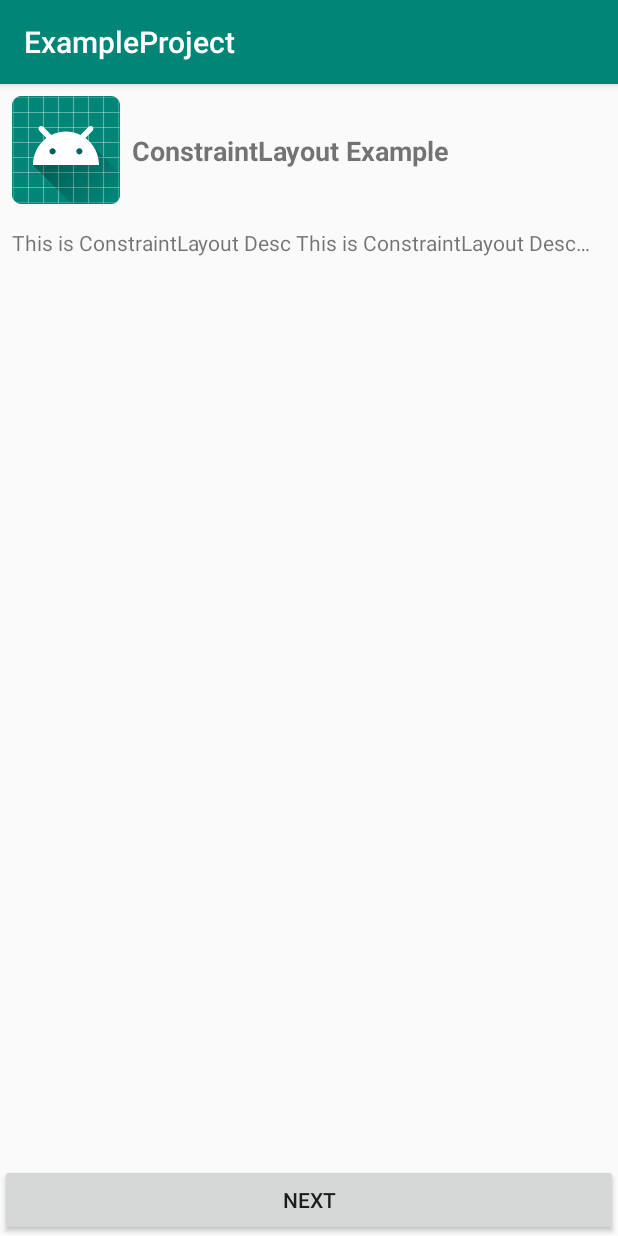
After one commit to MDLicht/ExampleProject, an Android app: the ConstraintLayoutActivity screen opened directly, with no data from a screen before it, on a phone screen of 412 x 824 dp. The commit adds this screen. Run offline under Robolectric (Android 15) with nearby library versions, the light colour scheme and no system bars; our stand-ins replace data binding.

Commit message:
ConstraintLayout animation with ConstraintSet

```diff
--- a/app/src/main/AndroidManifest.xml
+++ b/app/src/main/AndroidManifest.xml
@@ -39,6 +39,8 @@
         </activity>
         <activity android:name=".recyclerviewwithad.activity.RecyclerViewWithAdActivity">
         </activity>
+        <activity android:name=".constraintlayout.activity.ConstraintLayoutActivity">
+        </activity>
     </application>
 
 </manifest>
--- /dev/null
+++ b/app/src/main/java/com/mdlicht/zb/exampleproject/constraintlayout/activity/ConstraintLayoutActivity.kt
@@ -0,0 +1,56 @@
+package com.mdlicht.zb.exampleproject.constraintlayout.activity
+
+import android.arch.lifecycle.Observer
+import android.arch.lifecycle.ViewModelProviders
+import android.databinding.DataBindingUtil
+import android.support.v7.app.AppCompatActivity
+import android.os.Bundle
+import android.support.constraint.ConstraintSet
+import android.support.v7.widget.LinearLayoutManager
+import android.transition.TransitionManager
+import android.view.View
+import android.widget.Toast
+import com.mdlicht.zb.exampleproject.R
+import com.mdlicht.zb.exampleproject.constraintlayout.adapter.ConstraintLayoutRecyclerAdapter
+import com.mdlicht.zb.exampleproject.constraintlayout.viewmodel.ConstraintViewModel
+import com.mdlicht.zb.exampleproject.databinding.ActivityConstraintLayoutBinding
+
+class ConstraintLayoutActivity : AppCompatActivity() {
+    lateinit var binding: ActivityConstraintLayoutBinding
+    var constraintToggle: Boolean = false
+
+    val bigConstraintSet: ConstraintSet by lazy {
+        ConstraintSet().apply {
+            load(this@ConstraintLayoutActivity, R.layout.activity_constraint_layout_2)
+        }
+    }
+    val normalConstraintSet: ConstraintSet by lazy {
+        ConstraintSet().apply {
+            load(this@ConstraintLayoutActivity, R.layout.activity_constraint_layout)
+        }
+    }
+    val rvAdapter: ConstraintLayoutRecyclerAdapter by lazy {
+        ConstraintLayoutRecyclerAdapter()
+    }
+
+    override fun onCreate(savedInstanceState: Bundle?) {
+        super.onCreate(savedInstanceState)
+        binding = DataBindingUtil.setContentView(this, R.layout.activity_constraint_layout)
+        binding.vm = ViewModelProviders.of(this).get(ConstraintViewModel::class.java)
+        binding.vm!!.nextClick.observe(this, Observer {
+            if (it!!) {
+                Toast.makeText(this, R.string.constraintlayout_msg_final_step, Toast.LENGTH_SHORT).show()
+            } else {
+                TransitionManager.beginDelayedTransition(binding.constraintLayout)
+                bigConstraintSet.applyTo(binding.constraintLayout)
+                binding.rvContents.adapter = rvAdapter
+            }
+        })
+        binding.vm!!.cancelClick.observe(this, Observer {
+            TransitionManager.beginDelayedTransition(binding.constraintLayout)
+            normalConstraintSet.applyTo(binding.constraintLayout)
+            binding.rvContents.adapter = null
+        })
+        binding.rvContents.layoutManager = LinearLayoutManager(this)
+    }
+}
--- /dev/null
+++ b/app/src/main/java/com/mdlicht/zb/exampleproject/constraintlayout/viewmodel/ConstraintViewModel.kt
@@ -0,0 +1,22 @@
+package com.mdlicht.zb.exampleproject.constraintlayout.viewmodel
+
+import android.arch.lifecycle.MutableLiveData
+import android.arch.lifecycle.ViewModel
+import android.databinding.ObservableBoolean
+import android.view.View
+
+class ConstraintViewModel : ViewModel() {
+    val nextClick: MutableLiveData<Boolean> = MutableLiveData()
+    val cancelClick: MutableLiveData<Boolean> = MutableLiveData()
+    val isNextStep: ObservableBoolean = ObservableBoolean(false)
+
+    fun onNextClick(view: View, isCancelDisplay: Boolean) {
+        isNextStep.set(true)
+        nextClick.postValue(isCancelDisplay)
+    }
+
+    fun onCancelClick(view: View) {
+        isNextStep.set(false)
+        cancelClick.postValue(true)
+    }
+}
--- a/app/src/main/java/com/mdlicht/zb/exampleproject/main/viewmodel/ItemMainViewModel.kt
+++ b/app/src/main/java/com/mdlicht/zb/exampleproject/main/viewmodel/ItemMainViewModel.kt
@@ -4,6 +4,7 @@ import android.arch.lifecycle.ViewModel
 import android.content.Intent
 import android.view.View
 import com.mdlicht.zb.exampleproject.R
+import com.mdlicht.zb.exampleproject.constraintlayout.activity.ConstraintLayoutActivity
 import com.mdlicht.zb.exampleproject.databinding.activity.DatabindingExampleActivity
 import com.mdlicht.zb.exampleproject.googlemap.activity.GoogleMapActivity
 import com.mdlicht.zb.exampleproject.recyclerviewwithad.activity.RecyclerViewWithAdActivity
@@ -33,6 +34,9 @@ class ItemMainViewModel : ViewModel() {
             context.getString(R.string.item_title_recyclerview_with_ad) -> {
                 context.startActivity(Intent(context, RecyclerViewWithAdActivity::class.java))
             }
+            context.getString(R.string.item_title_constraintlayout) -> {
+                context.startActivity(Intent(context, ConstraintLayoutActivity::class.java))
+            }
         }
     }
 }
--- /dev/null
+++ b/app/src/main/res/layout/activity_constraint_layout.xml
@@ -0,0 +1,66 @@
+<?xml version="1.0" encoding="utf-8"?>
+<layout
+        xmlns:android="http://schemas.android.com/apk/res/android"
+        xmlns:app="http://schemas.android.com/apk/res-auto" xmlns:tools="http://schemas.android.com/tools">
+    <data>
+        <variable name="vm" type="com.mdlicht.zb.exampleproject.constraintlayout.viewmodel.ConstraintViewModel"/>
+        <import type="android.view.View"/>
+        <import type="android.text.TextUtils.TruncateAt"/>
+    </data>
+    <android.support.constraint.ConstraintLayout
+            android:id="@+id/constraintLayout"
+            android:layout_width="match_parent"
+            android:layout_height="match_parent"
+            tools:context=".constraintlayout.activity.ConstraintLayoutActivity">
+
+        <ImageView
+                android:layout_width="wrap_content"
+                android:layout_height="wrap_content" app:srcCompat="@mipmap/ic_launcher"
+                android:id="@+id/ivImg"
+                app:layout_constraintStart_toStartOf="parent" android:layout_marginStart="8dp"
+                android:layout_marginTop="8dp" app:layout_constraintTop_toTopOf="parent"/>
+        <TextView
+                android:text="@string/constraintlayout_title"
+                android:layout_width="0dp"
+                android:layout_height="wrap_content"
+                android:id="@+id/tvTitle"
+                android:layout_marginStart="8dp" app:layout_constraintStart_toEndOf="@+id/ivImg"
+                app:layout_constraintTop_toTopOf="@+id/ivImg"
+                app:layout_constraintBottom_toBottomOf="@+id/ivImg" app:layout_constraintEnd_toEndOf="parent"
+                android:layout_marginEnd="8dp" android:textStyle="bold" android:textSize="18sp"/>
+        <TextView
+                android:text="@string/constraintlayout_description"
+                android:layout_width="0dp"
+                android:layout_height="wrap_content"
+                android:singleLine="@{!vm.isNextStep}"
+                android:ellipsize="end"
+                android:id="@+id/tvDesc" android:layout_marginTop="16dp"
+                app:layout_constraintTop_toBottomOf="@+id/ivImg" app:layout_constraintStart_toStartOf="@+id/ivImg"
+                app:layout_constraintEnd_toEndOf="parent" android:layout_marginEnd="8dp"/>
+        <Button
+                android:text="@string/constraintlayout_next"
+                android:layout_width="0dp"
+                android:layout_height="wrap_content"
+                android:id="@+id/btnNextStep"
+                android:onClick="@{view -> vm.onNextClick(view, btnCancel.getVisibility() == View.VISIBLE)}"
+                app:layout_constraintStart_toStartOf="parent"
+                app:layout_constraintBottom_toBottomOf="parent" app:layout_constraintEnd_toStartOf="@+id/btnCancel"/>
+        <Button
+                android:text="@string/constraintlayout_cancel"
+                android:layout_width="wrap_content"
+                android:layout_height="wrap_content"
+                android:onClick="@{view -> vm.onCancelClick(view)}"
+                android:visibility="@{!vm.isNextStep ? View.GONE : View.VISIBLE}"
+                android:id="@+id/btnCancel" app:layout_constraintEnd_toEndOf="parent"
+                app:layout_constraintBottom_toBottomOf="parent"/>
+        <android.support.v7.widget.RecyclerView
+                android:layout_width="0dp"
+                android:layout_height="0dp"
+                android:visibility="@{!vm.isNextStep ? View.GONE : View.VISIBLE}"
+                app:layout_constraintStart_toStartOf="parent" android:layout_marginStart="8dp"
+                app:layout_constraintEnd_toEndOf="parent" android:layout_marginEnd="8dp"
+                android:layout_marginBottom="8dp" app:layout_constraintBottom_toTopOf="@+id/btnNextStep"
+                android:layout_marginTop="8dp" app:layout_constraintTop_toBottomOf="@+id/tvDesc"
+                android:id="@+id/rvContents"/>
+    </android.support.constraint.ConstraintLayout>
+</layout>
--- a/app/src/main/res/values/array.xml
+++ b/app/src/main/res/values/array.xml
@@ -7,6 +7,7 @@
         <item>@string/item_title_simple_translator</item>
         <item>@string/item_title_google_map</item>
         <item>@string/item_title_recyclerview_with_ad</item>
+        <item>@string/item_title_constraintlayout</item>
     </string-array>
 
     <string-array name="databinding_example_spinner_entries">
--- a/app/src/main/res/values/strings.xml
+++ b/app/src/main/res/values/strings.xml
@@ -6,6 +6,7 @@
     <string name="item_title_simple_translator">Simple Translator</string>
     <string name="item_title_google_map">Google Map</string>
     <string name="item_title_recyclerview_with_ad">RecyclerView With Ad</string>
+    <string name="item_title_constraintlayout">ConstraintLayout</string>
 
     <string name="social_tv_default">Logout State</string>
     <string name="social_tv_logint_format">%s Login State</string>
@@ -32,4 +33,10 @@
     <string name="google_map_msg_location_service_setting">Use GPS service?</string>
 
     <string name="recyclerview_with_ad_ad_text">Sponsored</string>
+
+    <string name="constraintlayout_title">ConstraintLayout Example</string>
+    <string name="constraintlayout_description">This is ConstraintLayout Desc\nThis is ConstraintLayout Desc\nThis is ConstraintLayout Desc</string>
+    <string name="constraintlayout_next">Next</string>
+    <string name="constraintlayout_cancel">Cancel</string>
+    <string name="constraintlayout_msg_final_step">End.</string>
 </resources>
```
Also changed, not shown: app/src/main/java/com/mdlicht/zb/exampleproject/constraintlayout/adapter/ConstraintLayoutRecyclerAdapter.kt (added, +27 -0 lines), app/src/main/res/layout/activity_constraint_layout_2.xml (added, +62 -0 lines), app/src/main/res/layout/item_constraintlayout_contents.xml (added, +19 -0 lines).
